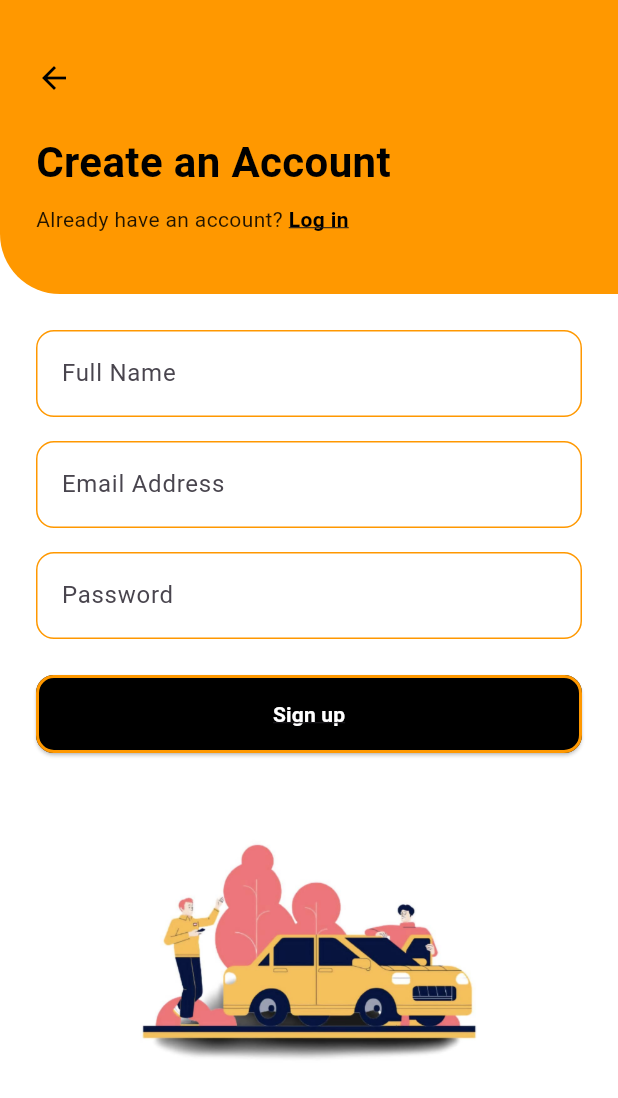
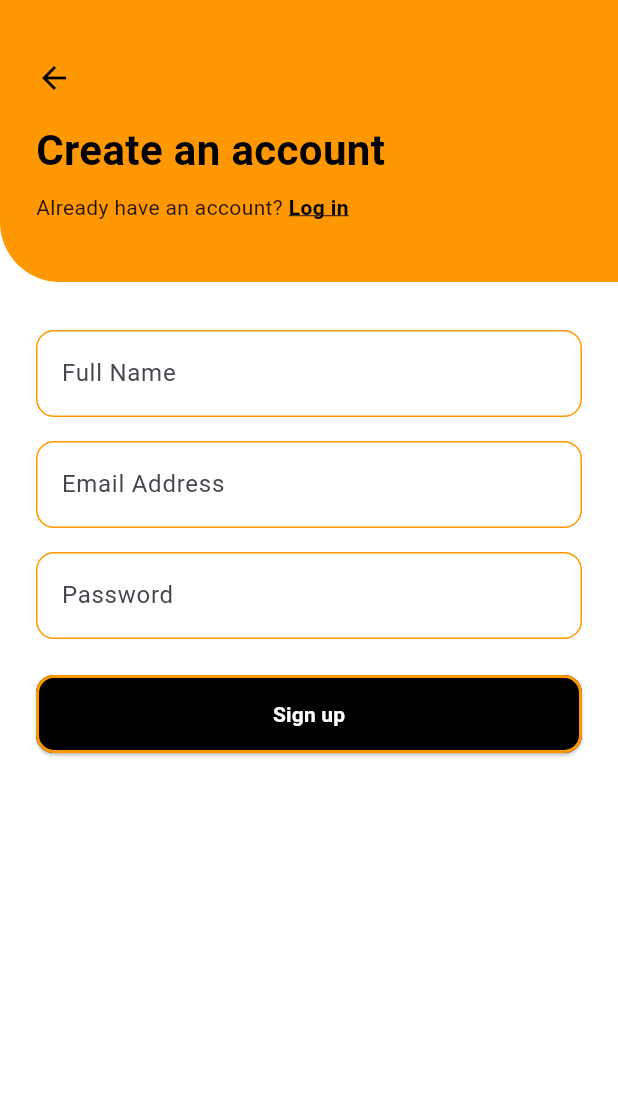
Before and after one commit to Raash12/Car-Marketplace-Innovation-via-Flutter, a Flutter app: the WelcomeScreen screen opened directly, after a tap on "Let’s Get Started!", on a phone screen of 412 x 824 dp. Shown: the top 1098 px of the screen. Run offline on Flutter 3.47's test engine with Material 3 defaults, Android fonts, the light colour scheme and no system bars; our stand-ins replace firebase_auth, firebase_core; accounts and stored records are empty; network calls fail.

Commit message:
update register page and login

```diff
--- a/lib/screens/register_screen.dart
+++ b/lib/screens/register_screen.dart
@@ -10,28 +10,22 @@ class RegistrationScreen extends StatefulWidget {
 }
 
 class _RegistrationScreenState extends State<RegistrationScreen> {
-  // Controllers to retrieve text input
   final TextEditingController _nameController = TextEditingController();
   final TextEditingController _emailController = TextEditingController();
   final TextEditingController _passwordController = TextEditingController();
-
-  // Key to identify the form
   final _formKey = GlobalKey<FormState>();
 
-  // Function to handle user registration
   Future<void> _register() async {
     if (_formKey.currentState!.validate()) {
       try {
-        // Create user with email and password
         await FirebaseAuth.instance.createUserWithEmailAndPassword(
           email: _emailController.text.trim(),
           password: _passwordController.text,
         );
 
-        // Navigate to LoginScreen after successful registration
         Navigator.pushReplacement(
           context,
-          MaterialPageRoute(builder: (_) => LoginScreen()),
+          MaterialPageRoute(builder: (_) =>  LoginScreen()),
         );
       } on FirebaseAuthException catch (e) {
         String message = "An error occurred";
@@ -54,11 +48,12 @@ class _RegistrationScreenState extends State<RegistrationScreen> {
     return Scaffold(
       backgroundColor: Colors.white,
       body: SafeArea(
+        child: SingleChildScrollView(
           child: Column(
+            crossAxisAlignment: CrossAxisAlignment.stretch,
             children: [
               // Top orange header
               Container(
-              width: double.infinity,
                 padding: const EdgeInsets.symmetric(horizontal: 24, vertical: 40),
                 decoration: const BoxDecoration(
                   color: Colors.orange,
@@ -73,9 +68,9 @@ class _RegistrationScreenState extends State<RegistrationScreen> {
                       onTap: () => Navigator.pop(context),
                       child: const Icon(Icons.arrow_back, color: Colors.black),
                     ),
-                  const SizedBox(height: 24),
+                    const SizedBox(height: 16),
                     const Text(
-                    "Create an Account",
+                      "Create an account",
                       style: TextStyle(
                         fontSize: 28,
                         fontWeight: FontWeight.bold,
@@ -92,7 +87,7 @@ class _RegistrationScreenState extends State<RegistrationScreen> {
                         GestureDetector(
                           onTap: () => Navigator.pushReplacement(
                             context,
-                          MaterialPageRoute(builder: (_) => LoginScreen()),
+                            MaterialPageRoute(builder: (_) =>  LoginScreen()),
                           ),
                           child: const Text(
                             "Log in",
@@ -109,18 +104,19 @@ class _RegistrationScreenState extends State<RegistrationScreen> {
                 ),
               ),
 
+              const SizedBox(height: 32),
+
               // Registration form
-            Expanded(
-              child: SingleChildScrollView(
-                child: Padding(
+              Padding(
                 padding: const EdgeInsets.symmetric(horizontal: 24),
                 child: Form(
                   key: _formKey,
                   child: Column(
+                    crossAxisAlignment: CrossAxisAlignment.stretch,
                     children: [
-                        const SizedBox(height: 24),
                       // Full Name
                       Container(
+                        margin: const EdgeInsets.only(bottom: 16),
                         decoration: BoxDecoration(
                           border: Border.all(color: Colors.orange),
                           borderRadius: BorderRadius.circular(12),
@@ -129,22 +125,21 @@ class _RegistrationScreenState extends State<RegistrationScreen> {
                           controller: _nameController,
                           decoration: const InputDecoration(
                             border: InputBorder.none,
-                              contentPadding: EdgeInsets.symmetric(
-                                  horizontal: 16, vertical: 16),
-                              hintText: 'Full Name',
+                            contentPadding: EdgeInsets.symmetric(horizontal: 16, vertical: 16),
+                            hintText: "Full Name",
                           ),
                           validator: (value) {
                             if (value == null || value.isEmpty) {
-                                return 'Please enter your full name';
+                              return "Please enter your full name";
                             }
                             return null;
                           },
                         ),
                       ),
-                        const SizedBox(height: 16),
 
-                        // Email Address
+                      // Email
                       Container(
+                        margin: const EdgeInsets.only(bottom: 16),
                         decoration: BoxDecoration(
                           border: Border.all(color: Colors.orange),
                           borderRadius: BorderRadius.circular(12),
@@ -154,25 +149,24 @@ class _RegistrationScreenState extends State<RegistrationScreen> {
                           keyboardType: TextInputType.emailAddress,
                           decoration: const InputDecoration(
                             border: InputBorder.none,
-                              contentPadding: EdgeInsets.symmetric(
-                                  horizontal: 16, vertical: 16),
-                              hintText: 'Email Address',
+                            contentPadding: EdgeInsets.symmetric(horizontal: 16, vertical: 16),
+                            hintText: "Email Address",
                           ),
                           validator: (value) {
                             if (value == null || value.isEmpty) {
-                                return 'Please enter your email address';
+                              return "Please enter your email address";
                             }
                             if (!RegExp(r'^[^@]+@[^@]+\.[^@]+').hasMatch(value)) {
-                                return 'Please enter a valid email address';
+                              return "Please enter a valid email";
                             }
                             return null;
                           },
                         ),
                       ),
-                        const SizedBox(height: 16),
 
                       // Password
                       Container(
+                        margin: const EdgeInsets.only(bottom: 24),
                         decoration: BoxDecoration(
                           border: Border.all(color: Colors.orange),
                           borderRadius: BorderRadius.circular(12),
@@ -182,22 +176,20 @@ class _RegistrationScreenState extends State<RegistrationScreen> {
                           obscureText: true,
                           decoration: const InputDecoration(
                             border: InputBorder.none,
-                              contentPadding: EdgeInsets.symmetric(
-                                  horizontal: 16, vertical: 16),
-                              hintText: 'Password',
+                            contentPadding: EdgeInsets.symmetric(horizontal: 16, vertical: 16),
+                            hintText: "Password",
                           ),
                           validator: (value) {
                             if (value == null || value.isEmpty) {
-                                return 'Please enter a password';
+                              return "Please enter a password";
                             }
                             if (value.length < 6) {
-                                return 'Password should be at least 6 characters';
+                              return "Password should be at least 6 characters";
                             }
                             return null;
                           },
                         ),
                       ),
-                        const SizedBox(height: 24),
 
                       // Sign up button
                       ElevatedButton(
@@ -210,39 +202,22 @@ class _RegistrationScreenState extends State<RegistrationScreen> {
                             side: const BorderSide(color: Colors.orange, width: 2),
                           ),
                         ),
-                          child: const Center(
-                            child: Text(
+                        child: const Text(
                           "Sign up",
                           style: TextStyle(
                             fontWeight: FontWeight.bold,
                             color: Colors.white,
-                                decoration: TextDecoration.underline,
-                              ),
-                            ),
-                          ),
-                        ),
-
-                        const SizedBox(height: 24),
-
-                        // Car image
-                        Padding(
-                          padding: const EdgeInsets.symmetric(vertical: 24.0),
-                          child: Image.asset(
-                            'image/car2.jpeg',
-                            height: 180,
-                          ),
-                        ),
-
-                        const SizedBox(height: 40),
-                      ],
-                    ),
-                  ),
                           ),
                         ),
                       ),
                     ],
                   ),
                 ),
+              ),
+            ],
+          ),
+        ),
+      ),
     );
   }
 }
```
Also changed, not shown: lib/main.dart (+15 -7 lines), lib/screens/login_screen.dart (+14 -20 lines). Lines whose indentation alone changed are shown as unchanged.
